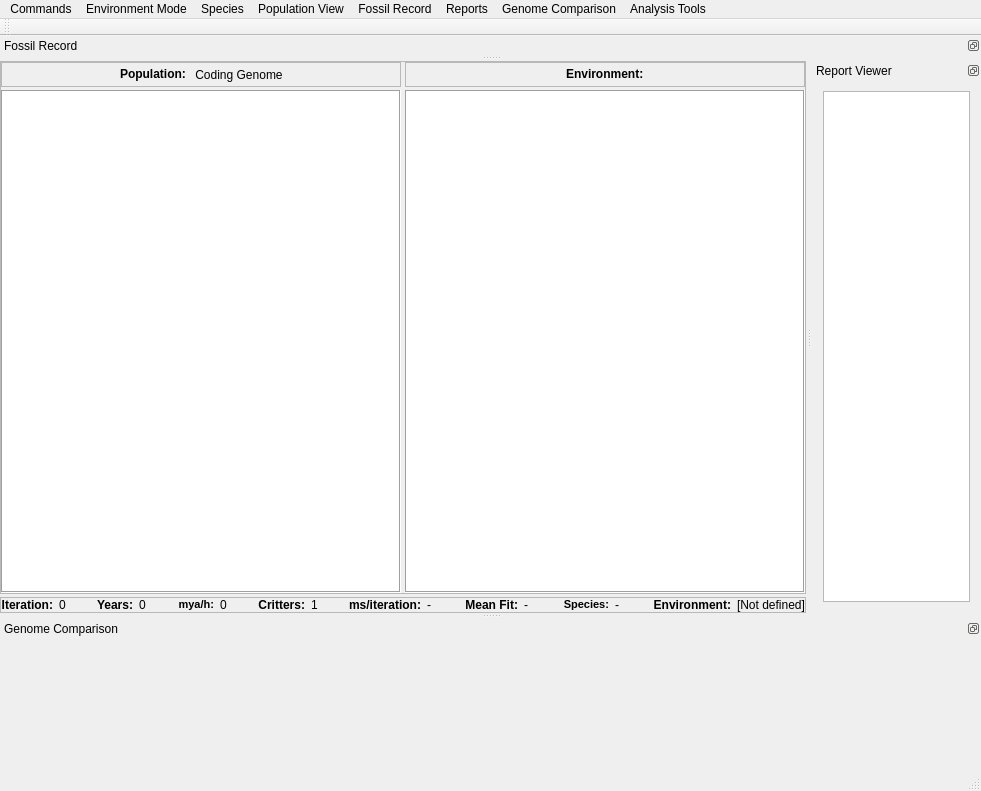
Above: mainwindow.ui from marksutton/EvoSim before the change. Below: the same form after it.
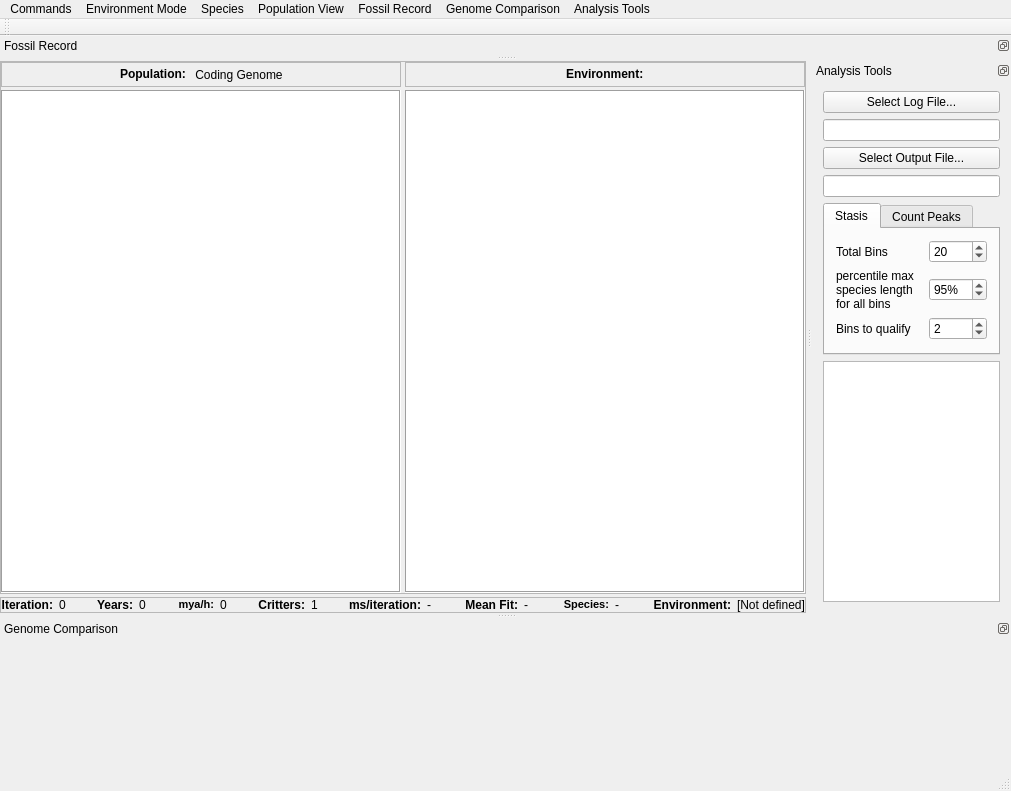
That is the form after the change. The open tabs and pages were chosen to show the change.

The edit to the form file:
```diff
--- a/mainwindow.ui
+++ b/mainwindow.ui
@@ -485,13 +485,177 @@
     <set>Qt::AllDockWidgetAreas</set>
    </property>
    <property name="windowTitle">
-    <string>Report Viewer</string>
+    <string>Analysis Tools</string>
    </property>
    <attribute name="dockWidgetArea">
     <number>2</number>
    </attribute>
    <widget class="QWidget" name="repViewContents">
     <layout class="QVBoxLayout" name="verticalLayout_3">
+     <item>
+      <widget class="QPushButton" name="SelectLogFile">
+       <property name="text">
+        <string>Select Log File...</string>
+       </property>
+      </widget>
+     </item>
+     <item>
+      <widget class="QLineEdit" name="LogFile"/>
+     </item>
+     <item>
+      <widget class="QPushButton" name="SelectOutputFile">
+       <property name="text">
+        <string>Select Output File...</string>
+       </property>
+      </widget>
+     </item>
+     <item>
+      <widget class="QLineEdit" name="OutputFile"/>
+     </item>
+     <item>
+      <widget class="QTabWidget" name="AnalysisToolsSettingsTabWidget">
+       <property name="sizePolicy">
+        <sizepolicy hsizetype="Expanding" vsizetype="Minimum">
+         <horstretch>0</horstretch>
+         <verstretch>0</verstretch>
+        </sizepolicy>
+       </property>
+       <property name="currentIndex">
+        <number>1</number>
+       </property>
+       <widget class="QWidget" name="tab">
+        <attribute name="title">
+         <string>Stasis</string>
+        </attribute>
+        <layout class="QGridLayout" name="gridLayout">
+         <item row="0" column="3">
+          <widget class="QSpinBox" name="StasisBins">
+           <property name="minimum">
+            <number>1</number>
+           </property>
+           <property name="maximum">
+            <number>1000</number>
+           </property>
+           <property name="value">
+            <number>20</number>
+           </property>
+          </widget>
+         </item>
+         <item row="2" column="0" colspan="3">
+          <widget class="QLabel" name="label_3">
+           <property name="text">
+            <string>percentile max species length for all bins</string>
+           </property>
+           <property name="wordWrap">
+            <bool>true</bool>
+           </property>
+          </widget>
+         </item>
+         <item row="2" column="3">
+          <widget class="QSpinBox" name="StasisPercentile">
+           <property name="suffix">
+            <string>%</string>
+           </property>
+           <property name="minimum">
+            <number>1</number>
+           </property>
+           <property name="maximum">
+            <number>100</number>
+           </property>
+           <property name="value">
+            <number>95</number>
+           </property>
+          </widget>
+         </item>
+         <item row="3" column="0">
+          <widget class="QLabel" name="label_4">
+           <property name="text">
+            <string>Bins to qualify</string>
+           </property>
+          </widget>
+         </item>
+         <item row="3" column="3">
+          <widget class="QSpinBox" name="StasisQualify">
+           <property name="minimum">
+            <number>1</number>
+           </property>
+           <property name="maximum">
+            <number>1000</number>
+           </property>
+           <property name="value">
+            <number>2</number>
+           </property>
+          </widget>
+         </item>
+         <item row="0" column="0">
+          <widget class="QLabel" name="label">
+           <property name="text">
+            <string>Total Bins</string>
+           </property>
+          </widget>
+         </item>
+        </layout>
+       </widget>
+       <widget class="QWidget" name="tab_2">
+        <attribute name="title">
+         <string>Count Peaks</string>
+        </attribute>
+        <layout class="QGridLayout" name="gridLayout_2">
+         <item row="0" column="1">
+          <widget class="QSpinBox" name="PeaksRed">
+           <property name="maximum">
+            <number>255</number>
+           </property>
+           <property name="value">
+            <number>128</number>
+           </property>
+          </widget>
+         </item>
+         <item row="3" column="1">
+          <widget class="QSpinBox" name="PeaksBlue">
+           <property name="maximum">
+            <number>255</number>
+           </property>
+           <property name="value">
+            <number>128</number>
+           </property>
+          </widget>
+         </item>
+         <item row="1" column="1">
+          <widget class="QSpinBox" name="PeaksGreen">
+           <property name="maximum">
+            <number>255</number>
+           </property>
+           <property name="value">
+            <number>128</number>
+           </property>
+          </widget>
+         </item>
+         <item row="0" column="0">
+          <widget class="QLabel" name="label_6">
+           <property name="text">
+            <string>Red</string>
+           </property>
+          </widget>
+         </item>
+         <item row="1" column="0">
+          <widget class="QLabel" name="label_5">
+           <property name="text">
+            <string>Green</string>
+           </property>
+          </widget>
+         </item>
+         <item row="3" column="0">
+          <widget class="QLabel" name="label_8">
+           <property name="text">
+            <string>Blue</string>
+           </property>
+          </widget>
+         </item>
+        </layout>
+       </widget>
+      </widget>
+     </item>
      <item>
       <widget class="QPlainTextEdit" name="plainTextEdit">
        <property name="font">
@@ -586,18 +750,6 @@
     <addaction name="actionSpecies"/>
     <addaction name="separator"/>
    </widget>
-   <widget class="QMenu" name="menuReports">
-    <property name="title">
-     <string>Reports</string>
-    </property>
-    <addaction name="actionReport_Viewer"/>
-    <addaction name="separator"/>
-    <addaction name="actionNone"/>
-    <addaction name="actionSimple_List"/>
-    <addaction name="actionSorted_Summary"/>
-    <addaction name="actionGroups"/>
-    <addaction name="actionGroups2"/>
-   </widget>
    <widget class="QMenu" name="menuEnvironment">
     <property name="title">
      <string>Environment Mode</string>
@@ -651,7 +803,6 @@
    <addaction name="menuSpecies"/>
    <addaction name="menuView"/>
    <addaction name="menuFossil_Record"/>
-   <addaction name="menuReports"/>
    <addaction name="menuDocks"/>
    <addaction name="menuAnalysis_Tools"/>
   </widget>
```
Left out of the diff: 29 changed lines with no effect on the pictures.
